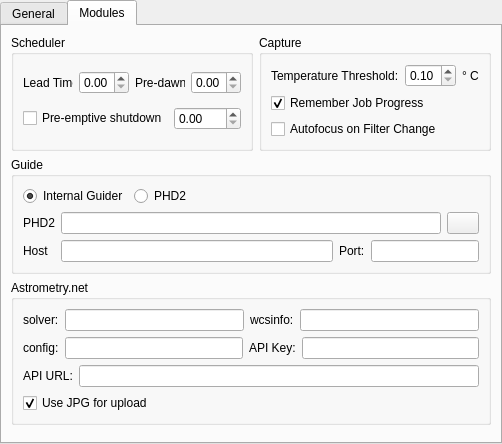
Old version of the form kstars/ekos/opsekos.ui in the repository KDE/kstars.
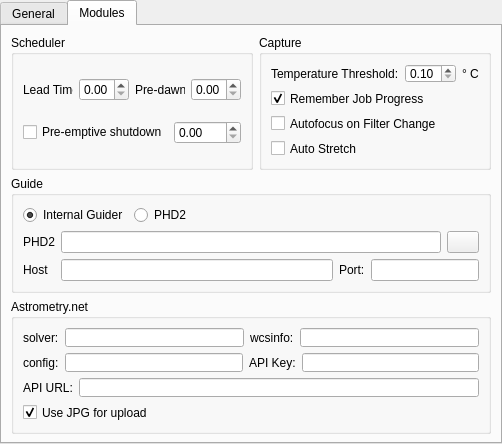
New version of the form.

Commit message: Perform autostretch by default on captured images

Diff of the .ui file:
```diff
--- a/kstars/ekos/opsekos.ui
+++ b/kstars/ekos/opsekos.ui
@@ -230,6 +230,16 @@
            </property>
           </widget>
          </item>
+         <item>
+          <widget class="QCheckBox" name="kcfg_AutoStretch">
+           <property name="toolTip">
+            <string>Always apply auto stretch to captured images in FITS Viewer</string>
+           </property>
+           <property name="text">
+            <string>Auto Stretch</string>
+           </property>
+          </widget>
+         </item>
         </layout>
        </widget>
       </item>
```
The commit also changes 1 other file.
